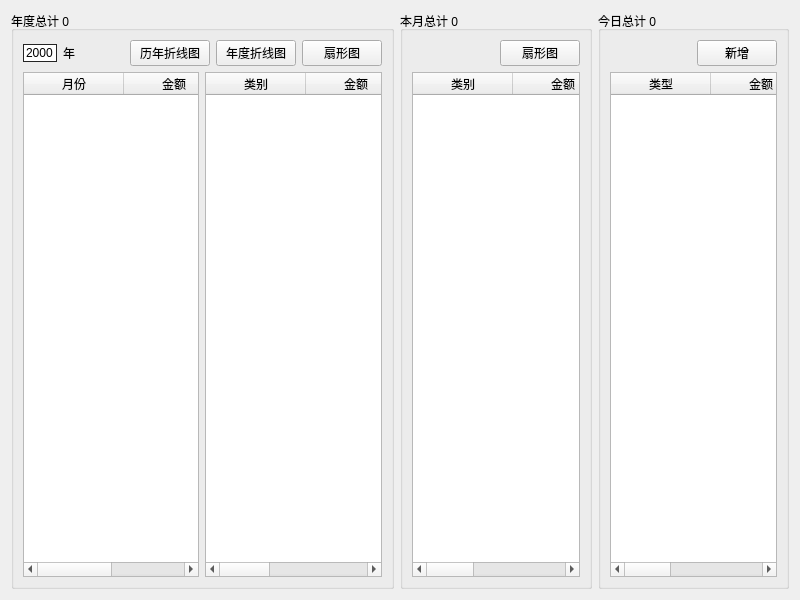
Before: the Qt Designer form money_note/money_note_widget.ui in Monkiy/money_note, drawn with Qt 5.
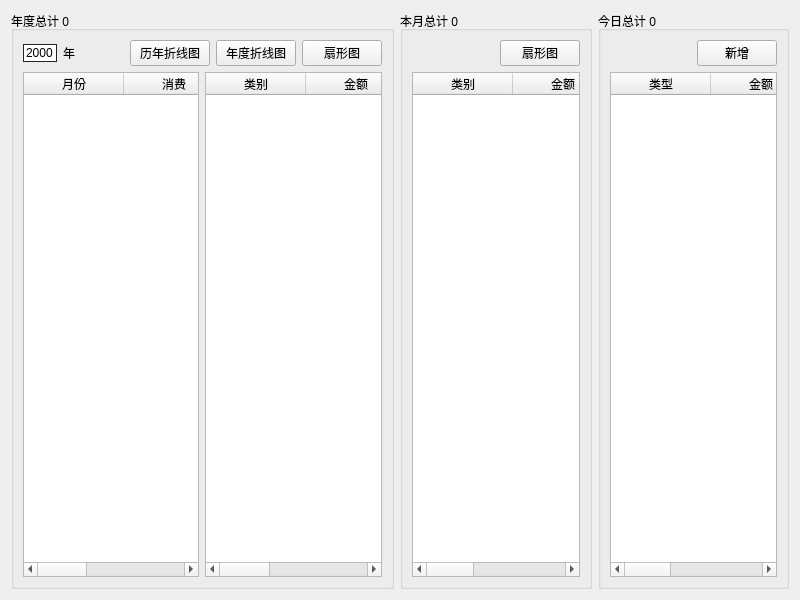
After: the same form once the commit is applied.

Commit message: 增加工资统计

```diff
--- a/money_note/money_note_widget.ui
+++ b/money_note/money_note_widget.ui
@@ -94,7 +94,12 @@
           </column>
           <column>
            <property name="text">
-            <string>金额</string>
+            <string>消费</string>
+           </property>
+          </column>
+          <column>
+           <property name="text">
+            <string>工资</string>
            </property>
           </column>
          </widget>
```
The commit also changes 8 other files.
